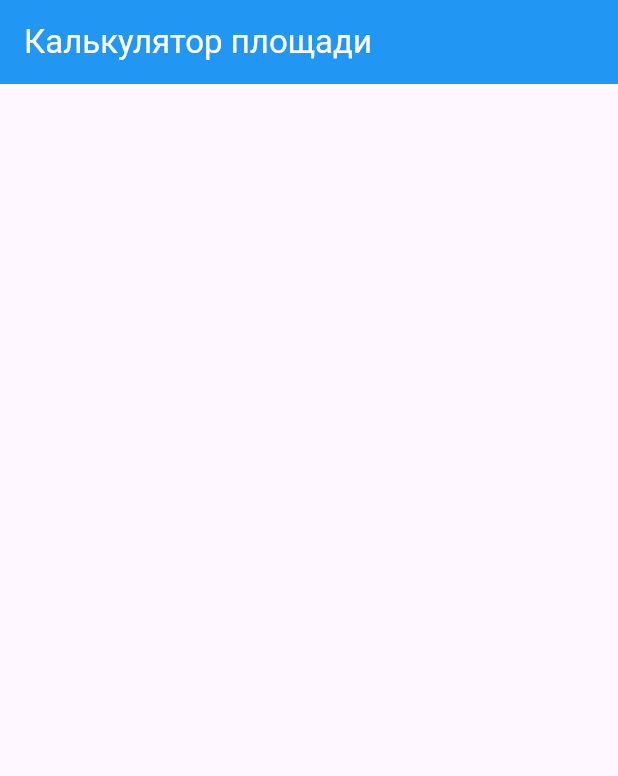
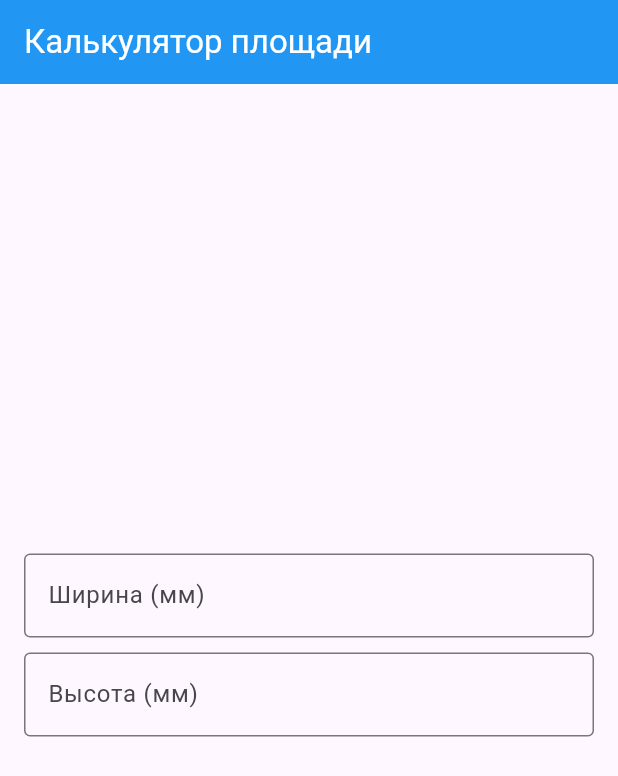
Before and after one commit to tiagorrg/RMP-labs, a Flutter app: the screen it shows after launch, on a phone screen of 412 x 824 dp. Shown: the top 776 px of the screen. Run offline on Flutter 3.47's test engine with Material 3 defaults, Android fonts, the phone set to English and light mode, and no system bars.

Commit message:
add: inputs

```diff
--- a/lab_5/lib/main.dart
+++ b/lab_5/lib/main.dart
@@ -62,6 +62,42 @@ class _AreaCalculatorScreenState extends State<AreaCalculatorScreen> {
           child: Column(
             mainAxisAlignment: MainAxisAlignment.center,
             children: <Widget>[
+              TextFormField(
+                controller: _widthController,
+                decoration: InputDecoration(
+                  labelText: 'Ширина (мм)',
+                  border: OutlineInputBorder(),
+                ),
+                keyboardType: TextInputType.number,
+                validator: (value) {
+                  if (value == null || value.isEmpty) {
+                    return 'Пожалуйста, введите ширину';
+                  }
+                  if (double.tryParse(value) == null) {
+                    return 'Пожалуйста, введите корректное число';
+                  }
+                  return null;
+                },
+              ),
+              SizedBox(height: 10),
+              TextFormField(
+                controller: _heightController,
+                decoration: InputDecoration(
+                  labelText: 'Высота (мм)',
+                  border: OutlineInputBorder(),
+                ),
+                keyboardType: TextInputType.number,
+                validator: (value) {
+                  if (value == null || value.isEmpty) {
+                    return 'Задайте ширину';
+                  }
+                  if (double.tryParse(value) == null) {
+                    return 'Задайте высоту';
+                  }
+                  return null;
+                },
+              ),
+              SizedBox(height: 20),
 
             ],
           ),
```
